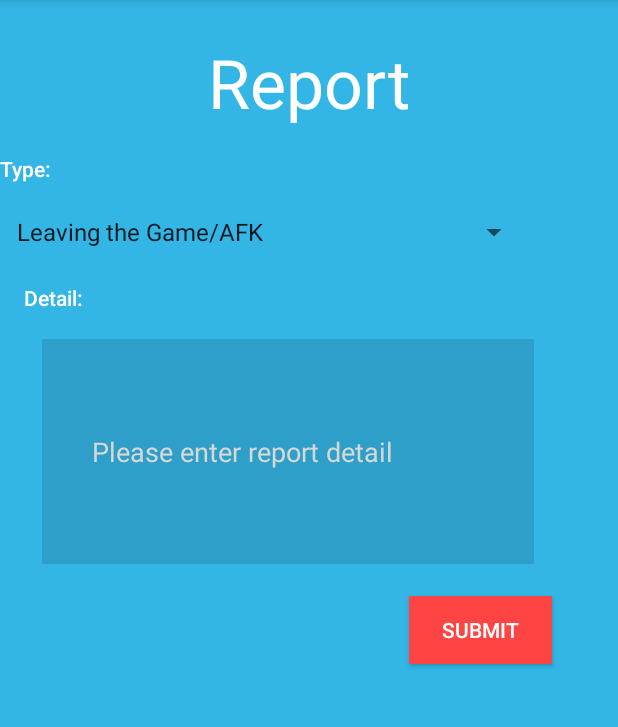
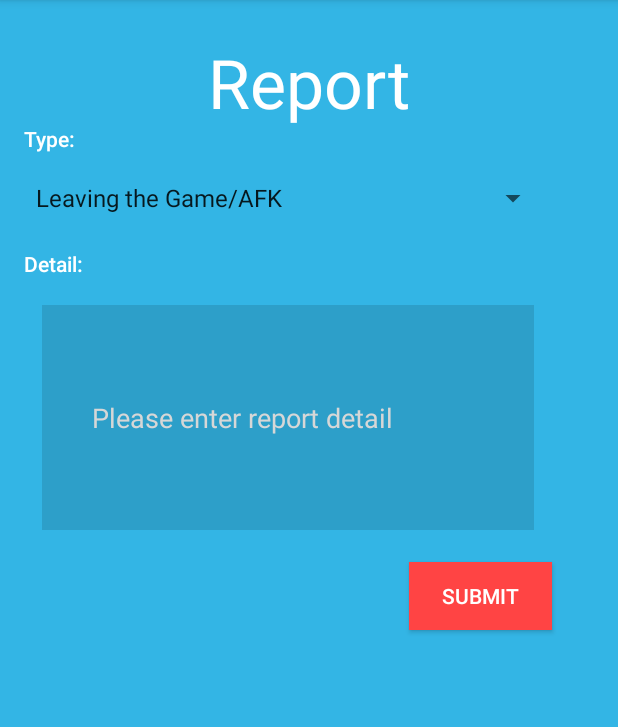
Before and after one commit to konjingjing/GuessingWhatGame, an Android app: the screen it shows after launch (MainActivity), on a phone screen of 412 x 824 dp, the part 84-811 px from its top. Run offline under Robolectric (Android 15) with nearby library versions, the phone set to English and light mode, and no system bars.

Commit message:
Report Player4

```diff
--- a/ReportPlayer/app/src/main/res/layout/activity_main.xml
+++ b/ReportPlayer/app/src/main/res/layout/activity_main.xml
@@ -30,12 +30,12 @@
         android:layout_height="24dp"
         android:layout_marginLeft="16dp"
         android:layout_marginStart="16dp"
-        android:layout_marginTop="20dp"
+        android:layout_marginTop="0dp"
         android:text="Type:"
         android:textAppearance="@style/TextAppearance.AppCompat.Body2"
         android:textColor="@android:color/background_light"
-        app:layout_constraintLeft_toLeftOf="@+id/parent"
-        app:layout_constraintTop_toBottomOf="@+id/report" />
+        app:layout_constraintTop_toBottomOf="@+id/report"
+        app:layout_constraintLeft_toLeftOf="parent" />
 
     <TextView
         android:id="@+id/detail"
@@ -54,11 +54,11 @@
         android:id="@+id/spinner"
         android:layout_width="350dp"
         android:layout_height="24dp"
-        android:layout_marginTop="16dp"
-        app:layout_constraintHorizontal_bias="0.055"
+        android:layout_marginTop="13dp"
         app:layout_constraintLeft_toLeftOf="@+id/type"
         app:layout_constraintRight_toRightOf="parent"
-        app:layout_constraintTop_toBottomOf="@+id/type" />
+        app:layout_constraintTop_toBottomOf="@+id/type"
+        app:layout_constraintHorizontal_bias="0.0" />
 
     <EditText
         android:id="@+id/enterDetail"
```
